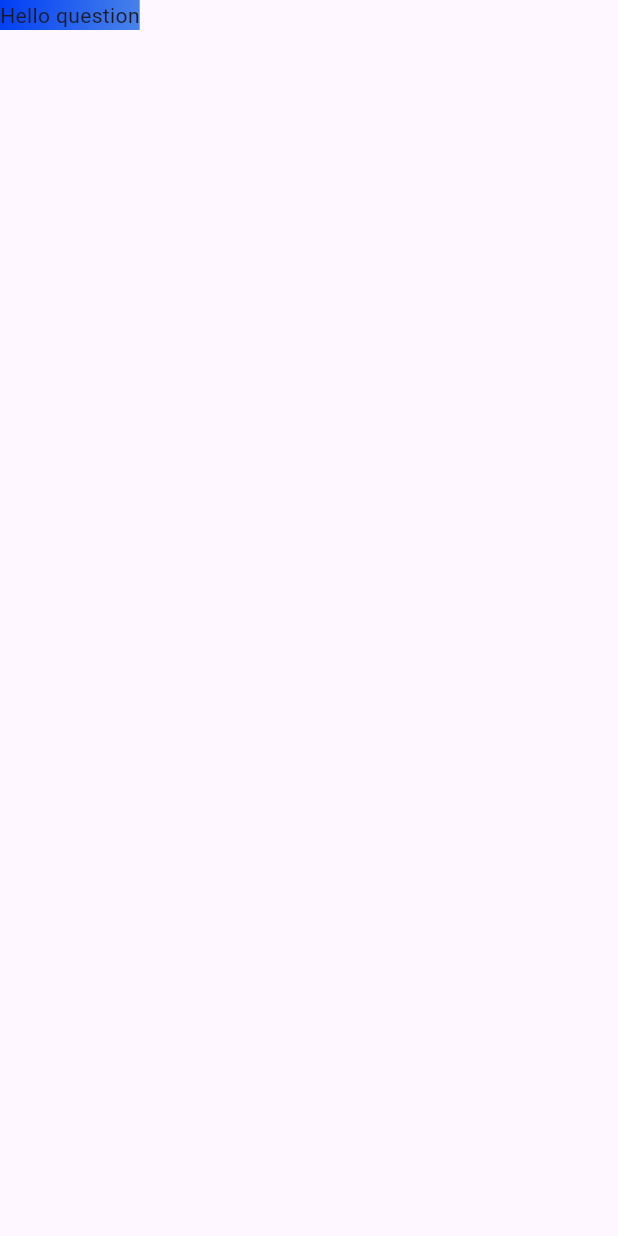
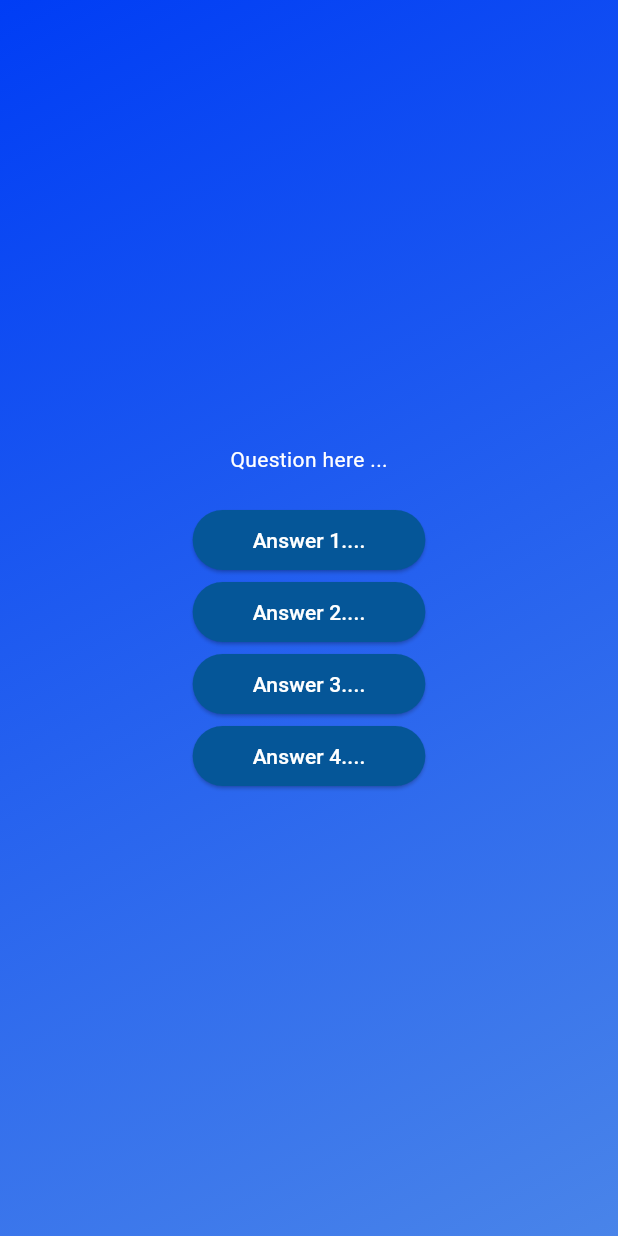
Before and after one commit to samingocoding/flutter-training-course, a Flutter app: the screen it shows after launch, after a tap on "Start Quiz", on a phone screen of 412 x 824 dp. Run offline on Flutter 3.47's test engine with Material 3 defaults, Android fonts, the phone set to English and light mode, and no system bars.

```diff
--- /dev/null
+++ b/adv_basics/lib/answer_button.dart
@@ -0,0 +1,23 @@
+import 'package:flutter/material.dart';
+
+class AnswerButton extends StatelessWidget{
+  const AnswerButton({super.key, required this.text, required this.onPress});
+
+  final String text;
+  final void Function() onPress;
+
+  @override
+  Widget build(BuildContext context) {
+   return ElevatedButton(
+    onPressed: onPress,
+     child: Text(text),
+     style: ElevatedButton.styleFrom(
+      padding: EdgeInsets.symmetric(vertical: 10, horizontal: 40),
+      backgroundColor: Color.fromARGB(255, 5, 86, 152),
+      foregroundColor: Colors.white,
+      shape: RoundedRectangleBorder(
+        borderRadius: BorderRadius.circular(40))
+     ),
+     );
+  }
+}
--- /dev/null
+++ b/adv_basics/lib/data/questions.dart
@@ -0,0 +1,55 @@
+import 'package:adv_basics/models/quiz_question.dart';
+
+const questions = [
+  QuizQuestion(
+    'What are the main building blocks of Flutter UIs?',
+    [
+      'Widgets',
+      'Components',
+      'Blocks',
+      'Functions',
+    ],
+  ),
+  QuizQuestion('How are Flutter UIs built?', [
+    'By combining widgets in code',
+    'By combining widgets in a visual editor',
+    'By defining widgets in config files',
+    'By using XCode for iOS and Android Studio for Android',
+  ]),
+  QuizQuestion(
+    'What\'s the purpose of a StatefulWidget?',
+    [
+      'Update UI as data changes',
+      'Update data as UI changes',
+      'Ignore data changes',
+      'Render UI that does not depend on data',
+    ],
+  ),
+  QuizQuestion(
+    'Which widget should you try to use more often: StatelessWidget or StatefulWidget?',
+    [
+      'StatelessWidget',
+      'StatefulWidget',
+      'Both are equally good',
+      'None of the above',
+    ],
+  ),
+  QuizQuestion(
+    'What happens if you change data in a StatelessWidget?',
+    [
+      'The UI is not updated',
+      'The UI is updated',
+      'The closest StatefulWidget is updated',
+      'Any nested StatefulWidgets are updated',
+    ],
+  ),
+  QuizQuestion(
+    'How should you update data inside of StatefulWidgets?',
+    [
+      'By calling setState()',
+      'By calling updateData()',
+      'By calling updateUI()',
+      'By calling updateState()',
+    ],
+  ),
+];
--- /dev/null
+++ b/adv_basics/lib/models/quiz_question.dart
@@ -0,0 +1,5 @@
+class QuizQuestion{
+  const QuizQuestion(this.text, this.answers);
+  final String text;
+  final List<String> answers;
+}
--- a/adv_basics/lib/quiz_questions.dart
+++ b/adv_basics/lib/quiz_questions.dart
@@ -1,3 +1,4 @@
+import 'package:adv_basics/answer_button.dart';
 import 'package:adv_basics/start_page.dart';
 import 'package:flutter/material.dart';
 
@@ -17,16 +18,20 @@ class _QuizQuestionState extends State<QuizQuestions>{
 
   @override
   Widget build(BuildContext context) {
-    return MaterialApp(
-      home : Scaffold(
-        body: Container(
-          decoration: const BoxDecoration(
-              gradient: LinearGradient(
-                  colors: [Color.fromARGB(255, 0, 61, 245), Color.fromARGB(255, 73, 132, 233)],
-                  begin: Alignment.topLeft,
-                  end: Alignment.bottomRight)),
-          child: const Text("Hello question"),
-      )
-    ));
+    return SizedBox(
+      width: double.infinity,
+      child: Column(
+        mainAxisAlignment: MainAxisAlignment.center,
+        children: [
+          const Text("Question here ...", style: TextStyle(color: Colors.white ),),
+          const SizedBox(height: 20,),
+          AnswerButton(text: "Answer 1....", onPress: (){}),
+          AnswerButton(text: "Answer 2....", onPress: (){}),
+          AnswerButton(text: "Answer 3....", onPress: (){}),
+          AnswerButton(text: "Answer 4....", onPress: (){}),
+        ],
+
+      ),
+    );
   }
 }
```
Also changed, not shown: adv_basics/lib/main.dart (line endings or trailing spaces).
